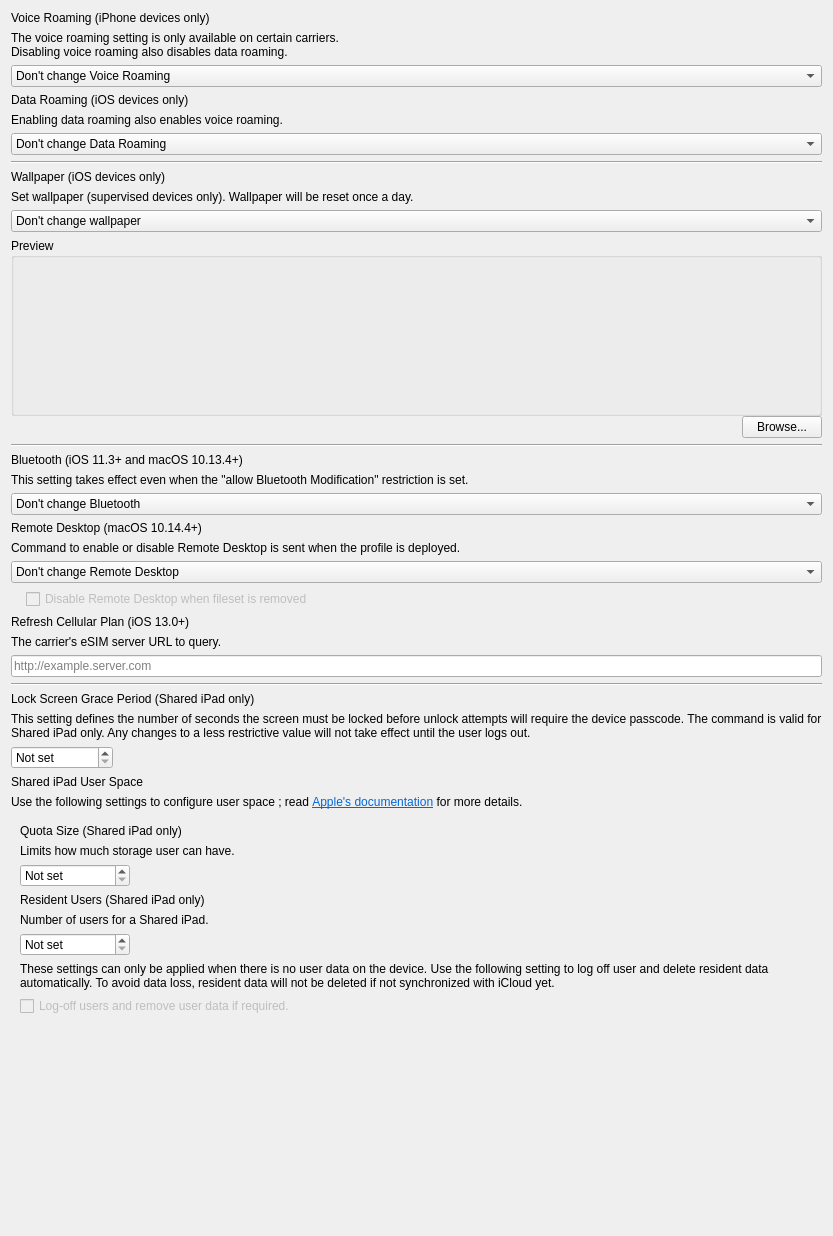
Old version of the form FWAdminLib/Configurator/CommandPolicyForm.ui in the repository fw-dev/translations.
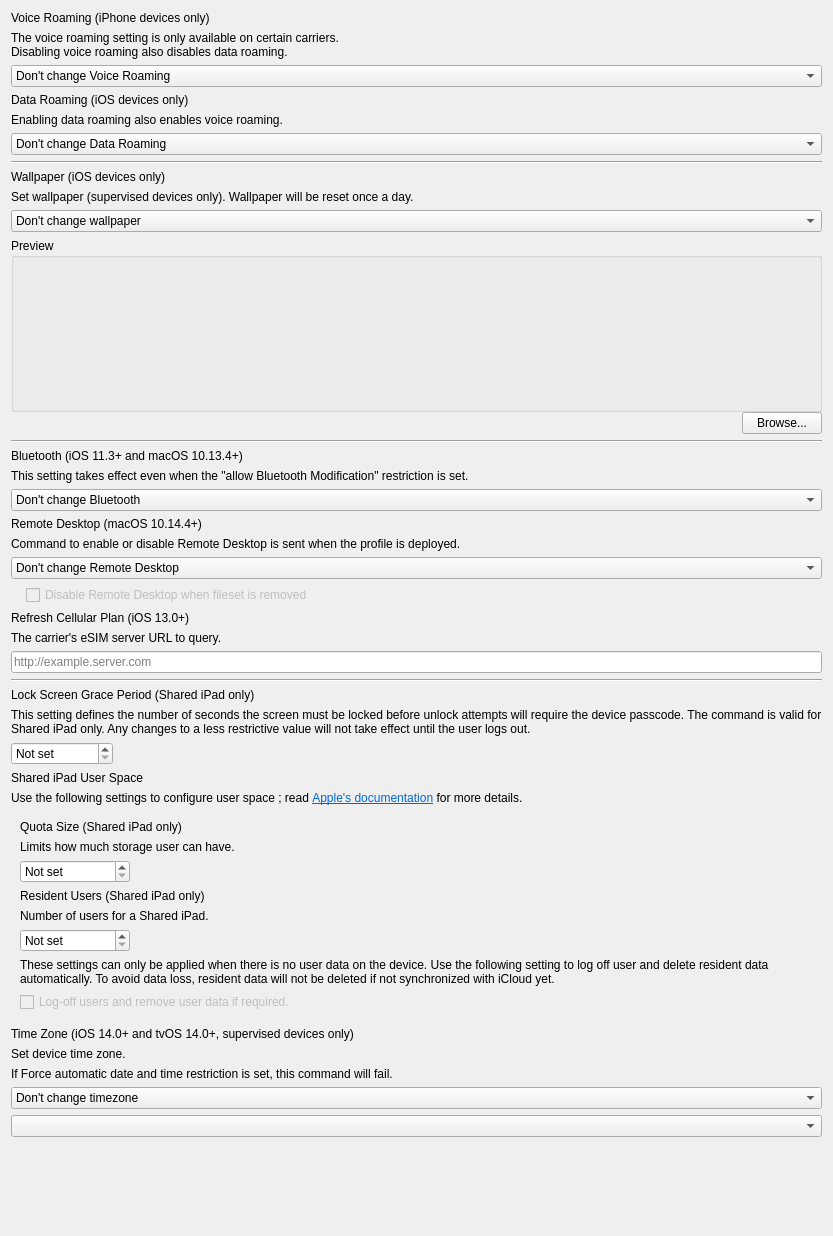
New version of the form.

The edit to the form file:
```diff
--- a/FWAdminLib/Configurator/CommandPolicyForm.ui
+++ b/FWAdminLib/Configurator/CommandPolicyForm.ui
@@ -710,6 +710,59 @@
      </layout>
     </widget>
    </item>
+   <item>
+    <widget class="QLabel" name="lTimeZone">
+     <property name="text">
+      <string>Time Zone (iOS 14.0+ and tvOS 14.0+, supervised devices only)</string>
+     </property>
+    </widget>
+   </item>
+   <item>
+    <widget class="QLabel" name="lTipTimeZone">
+     <property name="text">
+      <string>Set device time zone.</string>
+     </property>
+     <property name="wordWrap">
+      <bool>true</bool>
+     </property>
+    </widget>
+   </item>
+   <item>
+    <widget class="QLabel" name="lTipTimeZone_warning">
+     <property name="text">
+      <string>If Force automatic date and time restriction is set, this command will fail.</string>
+     </property>
+     <property name="wordWrap">
+      <bool>true</bool>
+     </property>
+    </widget>
+   </item>
+   <item>
+    <widget class="QComboBox" name="cbTimeZoneMaster">
+     <item>
+      <property name="text">
+       <string>Don't change timezone</string>
+      </property>
+     </item>
+     <item>
+      <property name="text">
+       <string>Use FWAdmin time zone</string>
+      </property>
+     </item>
+     <item>
+      <property name="text">
+       <string>Select from the list of time zones</string>
+      </property>
+     </item>
+    </widget>
+   </item>
+   <item>
+    <widget class="QComboBox" name="cbTimeZoneList">
+      <property name="visible">
+       <bool>false</bool>
+      </property>
+    </widget>
+   </item>
    <item>
     <spacer name="verticalSpacer">
      <property name="orientation">
```
